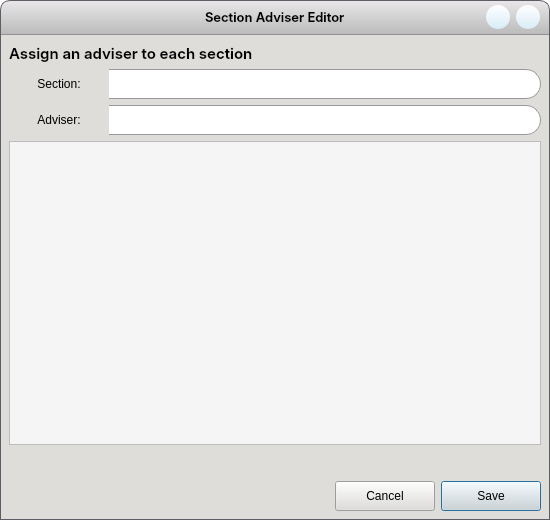
First picture: the form in CAI_PyQt/CAI_Admin/UI/FormSectionAdviserEditor.ui, repository CPG19040/CPG19040, before the edit.
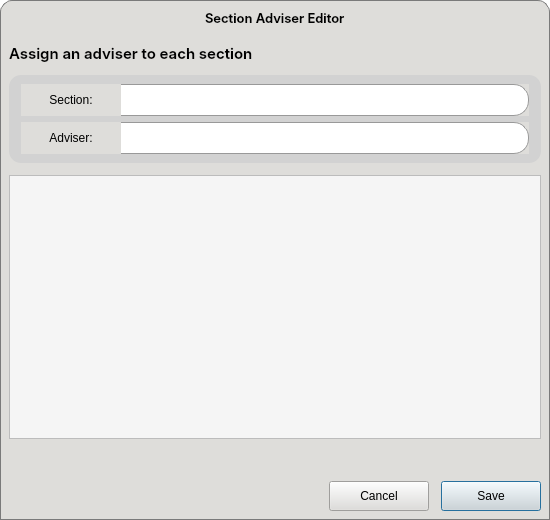
Second picture: the form after the edit. Icons and pictures are not drawn.

What changed in the file:
```diff
--- a/CAI_PyQt/CAI_Admin/UI/FormSectionAdviserEditor.ui
+++ b/CAI_PyQt/CAI_Admin/UI/FormSectionAdviserEditor.ui
@@ -220,11 +220,11 @@
      </property>
      <property name="styleSheet">
       <string notr="true">#frame_header {
-	background-color: qlineargradient(x1:0, y1:0, x2:0, y2:1, stop:0 #e9e7e9, stop:1 #bababa);
-	border-top-left-radius: 10px;
-	border-top-right-radius: 10px;
-	border: 1px solid rgb(94, 92, 100);
-	border-bottom: 1px solid rgb(146, 146, 146);
+	background-color: #deddda;
+	border-top-left-radius: 12px;
+	border-top-right-radius: 12px;
+	border: 1px solid #7a7a7a;
+	border-bottom: none;
 }</string>
      </property>
      <property name="frameShape">
@@ -349,7 +349,7 @@
         <property name="styleSheet">
          <string notr="true">#btnMinimize {
 	border-radius: 12px;
-	background-color: qlineargradient(x1:0, y1:0, x2:0, y2:1, stop:0 #ffffff, stop:1 #d8ecf6);
+	background-color: transparent;
 }
 
 #btnMinimize:hover {
@@ -391,7 +391,7 @@
         <property name="styleSheet">
          <string notr="true">#btnClose {
 	border-radius: 12px;
-	background-color: qlineargradient(x1:0, y1:0, x2:0, y2:1, stop:0 #ffffff, stop:1 #d8ecf6);
+	background-color: transparent;
 }
 
 #btnClose:hover {
@@ -414,14 +414,15 @@
     <widget class="QWidget" name="widget_body" native="true">
      <property name="styleSheet">
       <string notr="true">#widget_body {
-	background-color: rgb(222, 221, 218);
+	background-color: #deddda;
+	border: 1px solid #7a7a7a;
 	border-top: none;
-	border-right: 1px solid rgb(94, 92, 100);
-	border-bottom: 1px solid rgb(94, 92, 100);
-	border-left: 1px solid rgb(94, 92, 100);
 }</string>
      </property>
      <layout class="QVBoxLayout" name="verticalLayout">
+      <property name="spacing">
+       <number>12</number>
+      </property>
       <item>
        <widget class="QLabel" name="label_24">
         <property name="font">
@@ -438,22 +439,28 @@
        </widget>
       </item>
       <item>
-       <widget class="QWidget" name="widget" native="true">
+       <widget class="QWidget" name="widget_1" native="true">
+        <property name="styleSheet">
+         <string notr="true">#widget_1 {
+	background-color: #d2d2d2;
+	border-radius: 12px;
+}</string>
+        </property>
         <layout class="QVBoxLayout" name="verticalLayout_2">
          <property name="spacing">
           <number>6</number>
          </property>
          <property name="leftMargin">
-          <number>0</number>
+          <number>12</number>
          </property>
          <property name="topMargin">
-          <number>0</number>
+          <number>9</number>
          </property>
          <property name="rightMargin">
-          <number>0</number>
+          <number>12</number>
          </property>
          <property name="bottomMargin">
-          <number>0</number>
+          <number>9</number>
          </property>
          <item>
           <widget class="QWidget" name="widget_2" native="true">
@@ -481,13 +488,13 @@
               <property name="minimumSize">
                <size>
                 <width>100</width>
-                <height>30</height>
+                <height>32</height>
                </size>
               </property>
               <property name="maximumSize">
                <size>
                 <width>100</width>
-                <height>30</height>
+                <height>32</height>
                </size>
               </property>
               <property name="text">
@@ -503,7 +510,7 @@
               <property name="minimumSize">
                <size>
                 <width>0</width>
-                <height>30</height>
+                <height>32</height>
                </size>
               </property>
               <property name="styleSheet">
@@ -543,13 +550,13 @@
               <property name="minimumSize">
                <size>
                 <width>100</width>
-                <height>30</height>
+                <height>32</height>
                </size>
               </property>
               <property name="maximumSize">
                <size>
                 <width>100</width>
-                <height>30</height>
+                <height>32</height>
                </size>
               </property>
               <property name="text">
@@ -565,7 +572,13 @@
               <property name="minimumSize">
                <size>
                 <width>0</width>
-                <height>30</height>
+                <height>32</height>
+               </size>
+              </property>
+              <property name="maximumSize">
+               <size>
+                <width>16777215</width>
+                <height>32</height>
                </size>
               </property>
               <property name="styleSheet">
```
Left out of the diff: 3 changed lines with no effect on the pictures.
